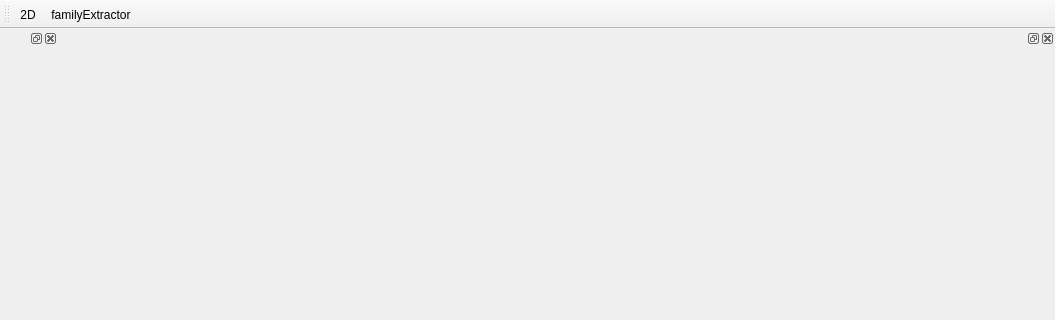
desaic/fem, file explorer/explorer.ui: the form before one commit; both pictures show x 0 to 1055 and y 0 to 320 of the 1055 by 857 pixel window.
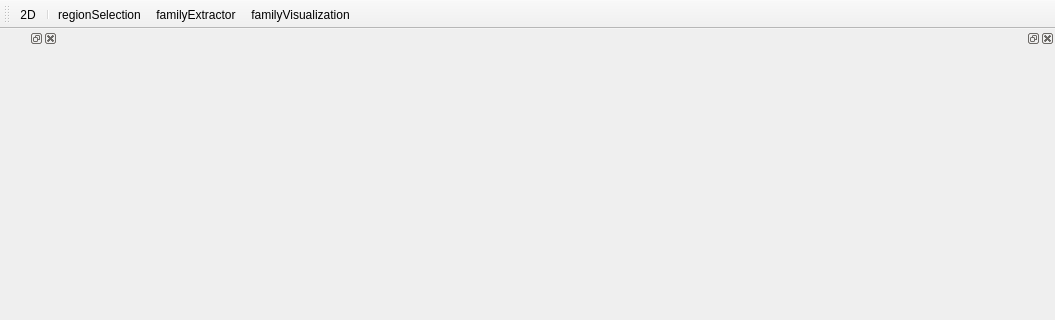
The form after the commit. Custom widgets are drawn as their Qt base class.

Commit message: Visualization results of mds

What changed in the file:
```diff
--- a/explorer/explorer.ui
+++ b/explorer/explorer.ui
@@ -123,7 +123,10 @@
     <bool>false</bool>
    </attribute>
    <addaction name="m_action2D"/>
+   <addaction name="separator"/>
+   <addaction name="m_actionRegionSelection"/>
    <addaction name="m_actionFamilyExtractor"/>
+   <addaction name="m_actionFamilyVisualization"/>
   </widget>
   <action name="m_action2D">
    <property name="checkable">
@@ -137,11 +140,33 @@
    </property>
   </action>
   <action name="m_actionFamilyExtractor">
+   <property name="enabled">
+    <bool>true</bool>
+   </property>
    <property name="text">
     <string>familyExtractor</string>
    </property>
    <property name="toolTip">
-    <string>extracts microstructures families</string>
+    <string>extract microstructures families</string>
+   </property>
+  </action>
+  <action name="m_actionRegionSelection">
+   <property name="checkable">
+    <bool>true</bool>
+   </property>
+   <property name="text">
+    <string>regionSelection</string>
+   </property>
+   <property name="toolTip">
+    <string>select subset of microstructures on the gamut boundary</string>
+   </property>
+  </action>
+  <action name="m_actionFamilyVisualization">
+   <property name="text">
+    <string>familyVisualization</string>
+   </property>
+   <property name="toolTip">
+    <string>visualize families of microstructures</string>
    </property>
   </action>
  </widget>
```
The commit also changes 23 other files.
